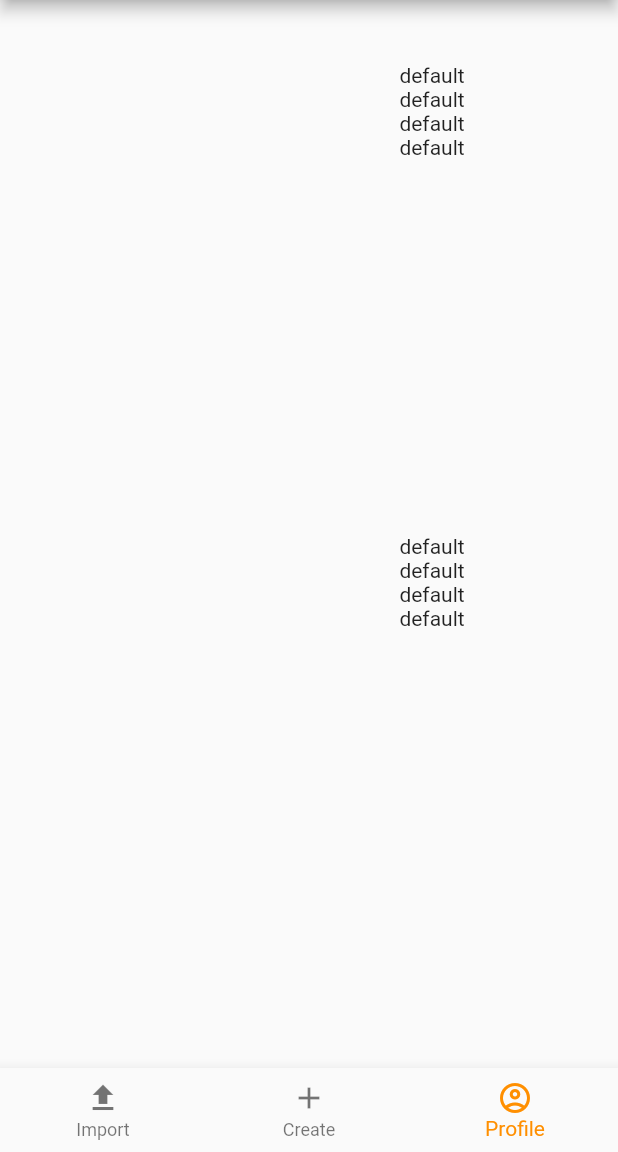
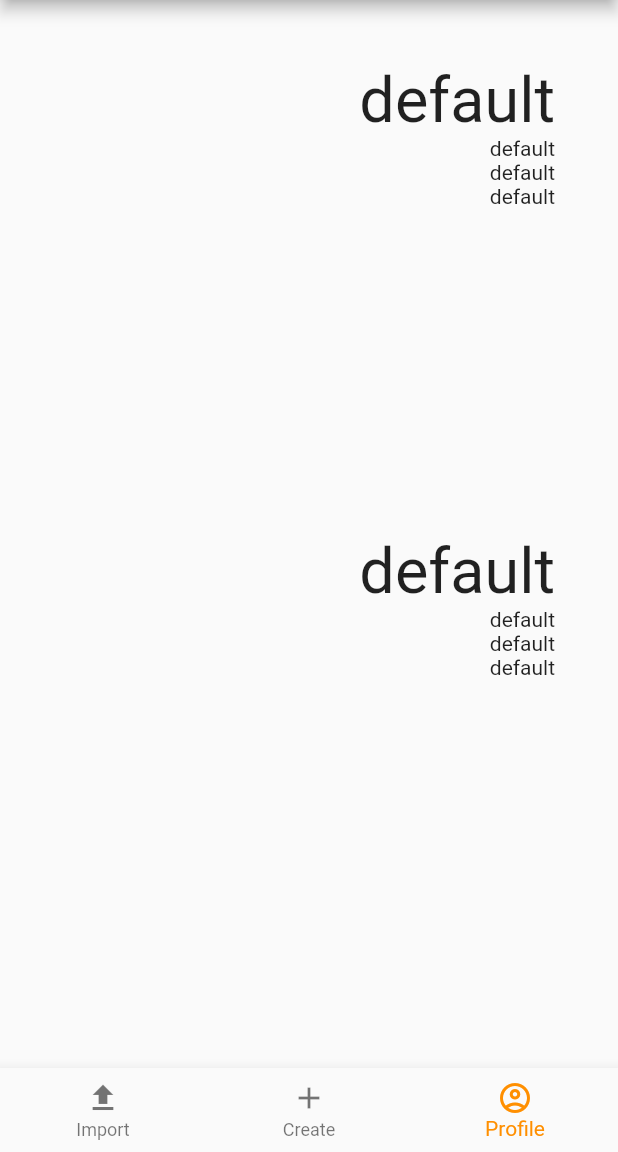
Before and after one commit to COS301-SE-2023/AI-CV-Generator, a Flutter app: the Home screen opened by its route, item 3 of the bottom bar chosen, on a phone screen of 412 x 824 dp, the part 84-1236 px from its top. Run offline on Flutter 3.47's test engine with Material 2 defaults, Android fonts, the phone set to English and light mode, and no system bars; missing offline and left inert: pdfx.

Commit message:
finalised personal widget

```diff
--- a/fe/lib/pages/profile.dart
+++ b/fe/lib/pages/profile.dart
@@ -49,18 +49,24 @@ class PersonalDetailsState extends State<PersonalDetails> {
   String phoneNumber = "default";
   TextAlign textAlign = TextAlign.right;
 
+
   @override
   Widget build(BuildContext context) {
     return Expanded(
       child:
-        Column(
-          children: [
-            Text(name, textAlign: textAlign,),
-            Text(name, textAlign: textAlign,),
-            Text(name, textAlign: textAlign,),
-            Text(name, textAlign: textAlign,),
-          ]
-        ),
+        Align(
+          alignment: Alignment.centerRight,
+          child:
+            Column(
+              crossAxisAlignment: CrossAxisAlignment.end,
+              children: [
+                Text(name, textAlign: textAlign, style: DefaultTextStyle.of(context).style.apply(fontSizeFactor: 3.0),),
+                Text(location, textAlign: textAlign,),
+                Text(email, textAlign: textAlign,),
+                Text(phoneNumber, textAlign: textAlign,),
+              ]
+            ),
+        )
     );
   }
 }
```
